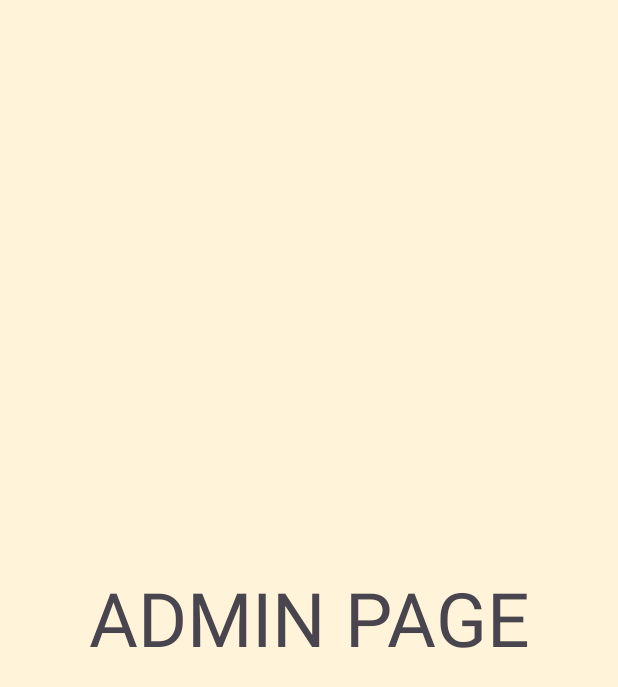
After one commit to sydneystalker/BookLog, an Android app: the layout activity_admin_page.xml on its own in the app's theme, with its tools: preview values and no code run, on a phone screen of 412 x 824 dp. The commit adds this screen. Shown: the top 687 px of the screen. Run offline under Robolectric (Android 15) with nearby library versions, the light colour scheme and no system bars.

Commit message:
+ Finished CreateUserActivity: - Final Toast No Longer Occurs - Inspector can see new user is added to database. - New user can be used to login + Began Work on AdminPageActivity + Changed LoginPageActivity: - Now changes to specific page activity based on isAdmin() status.

```diff
--- a/app/src/main/java/com/cst338/booklog/LoginPageActivity.java
+++ b/app/src/main/java/com/cst338/booklog/LoginPageActivity.java
@@ -59,7 +59,11 @@ public class LoginPageActivity extends AppCompatActivity {
                     SharedPreferences.Editor sharedPrefEditor = sharedPreferences.edit();
                     sharedPrefEditor.putInt(MainActivity.SHARED_PREFERENCE_USERID_KEY, user.getId());
                     sharedPrefEditor.apply();
-                    startActivity(UserPageActivity.userPageActivityIntentFactory(getApplicationContext(), user.getId()));
+                    if(user.isAdmin()){
+                        startActivity(AdminPageActivity.adminPageActivityIntentFactory(getApplicationContext(), user.getId()));
+                    } else {
+                        startActivity(UserPageActivity.userPageActivityIntentFactory(getApplicationContext(), user.getId()));
+                    }
                 }else {
                     toastMaker("Invalid Password");
                     binding.passwordInputEditText.setSelection(0);
--- /dev/null
+++ b/app/src/main/res/layout/activity_admin_page.xml
@@ -0,0 +1,21 @@
+<?xml version="1.0" encoding="utf-8"?>
+<androidx.constraintlayout.widget.ConstraintLayout
+    xmlns:android="http://schemas.android.com/apk/res/android"
+    xmlns:tools="http://schemas.android.com/tools"
+    xmlns:app="http://schemas.android.com/apk/res-auto"
+    android:id="@+id/main"
+    android:background="@color/background"
+    android:layout_width="match_parent"
+    android:layout_height="match_parent"
+    tools:context=".AdminPageActivity">
+
+  <TextView
+      android:id="@+id/headerTV"
+      android:layout_width="match_parent"
+      android:layout_height="match_parent"
+      android:text="@string/admin_page"
+      android:textSize="50sp"
+      android:gravity="center"/>
+
+
+  </androidx.constraintlayout.widget.ConstraintLayout>
--- a/app/src/main/res/layout/activity_create_user.xml
+++ b/app/src/main/res/layout/activity_create_user.xml
@@ -40,7 +40,7 @@
         android:layout_height="48dp"
         android:layout_marginEnd="10dp"
         android:gravity="center"
-        android:labelFor="@+id/enterPasswordET"
+        android:labelFor="@+id/enterUsernameET"
         android:text="@string/enter_username"
         android:textSize="18sp"
         app:layout_constraintEnd_toStartOf="@+id/enterUsernameET"
@@ -54,6 +54,7 @@
         android:layout_marginStart="160dp"
         android:layout_marginBottom="176dp"
         android:textSize="20sp"
+        android:autofillHints="username"
         android:gravity="center"
         tools:textAlignment="center"
         android:background="@color/white"
--- a/app/src/main/res/values/strings.xml
+++ b/app/src/main/res/values/strings.xml
@@ -13,4 +13,6 @@
     <string name="enter_password">Enter Password:</string>
     <string name="enter_username">Enter Username:</string>
     <string name="case_sensitive_notice">Note: username and password are case-sensitive.</string>
+    <string name="admin_page">ADMIN PAGE</string>
+    <string name="user_page">USER PAGE</string>
 </resources>
```
Also changed, not shown: app/src/main/AndroidManifest.xml (+6 -3 lines), app/src/main/java/com/cst338/booklog/AdminPageActivity.java (added, +160 -0 lines), app/src/main/java/com/cst338/booklog/CreateUserActivity.java (+57 -4 lines), app/src/main/res/layout/activity_user_page.xml (+9 -0 lines).
